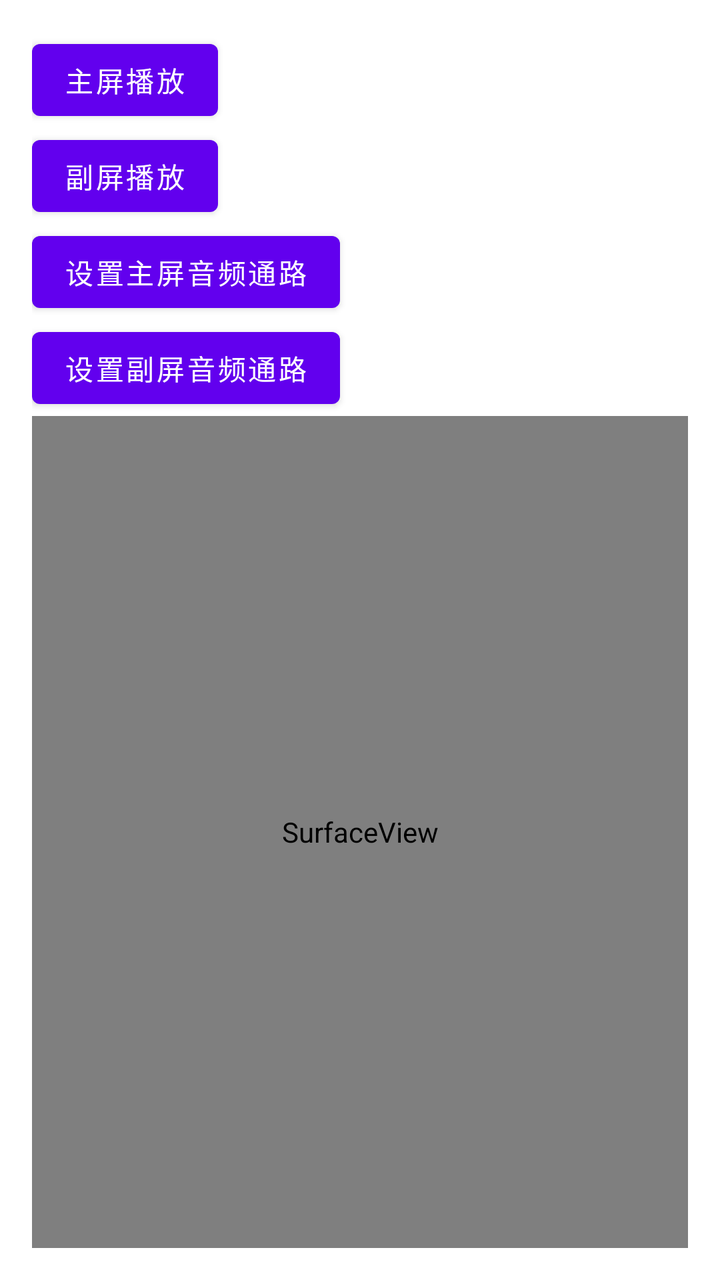
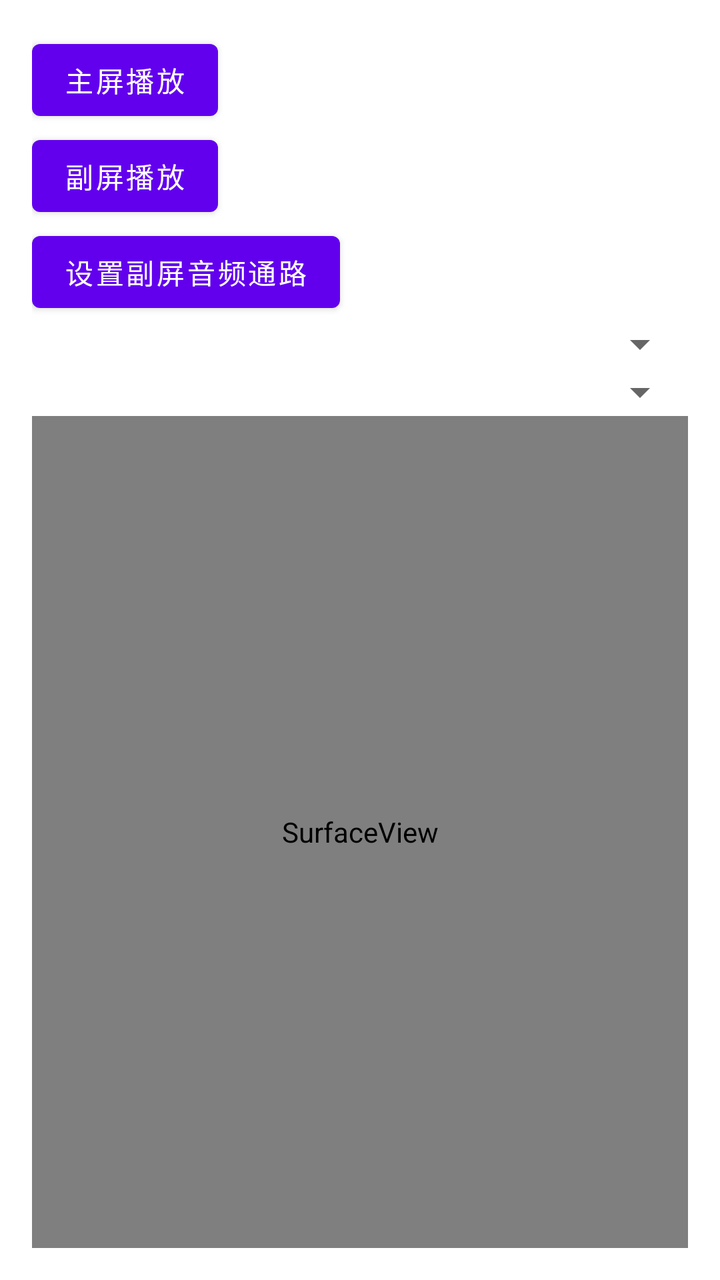

An Android layout rendered at two revisions. The XML below is the earlier revision; the diff shows what the commit changed to produce the second picture.
<!-- AndroidManifest.xml: application theme Theme.DualScreenAndSound -->
<!-- res/layout/activity_main.xml -->
<?xml version="1.0" encoding="utf-8"?>
<LinearLayout xmlns:android="http://schemas.android.com/apk/res/android"
    android:layout_width="match_parent"
    android:layout_height="match_parent"
    android:orientation="vertical"
    android:padding="16dp">
    
    <Button
        android:id="@+id/playButton"
        android:layout_width="wrap_content"
        android:layout_height="wrap_content"
        android:text="@string/displaymanager" />

    <Button
        android:id="@+id/btn_presentation_displaymanager"
        android:layout_width="wrap_content"
        android:layout_height="wrap_content"
        android:text="@string/presentation_displaymanager" />

    <Button
        android:id="@+id/btn_set_audio_device_type"
        android:layout_width="wrap_content"
        android:layout_height="wrap_content"
        android:text="@string/btn_set_audio_device_type" />

    <Button
        android:id="@+id/btn_set_presentation_audio_device_type"
        android:layout_width="wrap_content"
        android:layout_height="wrap_content"
        android:text="@string/btn_set_presentation_audio_device_type" />


    <SurfaceView
        android:id="@+id/surfaceView"
        android:layout_width="match_parent"
        android:layout_height="match_parent" />

</LinearLayout>
<!-- resources referenced by this layout -->
<resources>
  <string name="btn_set_audio_device_type">设置主屏音频通路</string>
  <string name="btn_set_presentation_audio_device_type">设置副屏音频通路</string>
  <string name="displaymanager">主屏播放</string>
  <string name="presentation_displaymanager">副屏播放</string>
  <style name="Theme.DualScreenAndSound" parent="Theme.MaterialComponents.DayNight.DarkActionBar">
          
          <item name="colorPrimary">@color/purple_500</item>
          <item name="colorPrimaryVariant">@color/purple_700</item>
          <item name="colorOnPrimary">@color/white</item>
          
          <item name="colorSecondary">@color/teal_200</item>
          <item name="colorSecondaryVariant">@color/teal_700</item>
          <item name="colorOnSecondary">@color/black</item>
          
          <item name="android:statusBarColor">?attr/colorPrimaryVariant</item>
          
      </style>
  <color name="purple_500">#FF6200EE</color>
  <color name="purple_700">#FF3700B3</color>
  <color name="white">#FFFFFFFF</color>
  <color name="teal_200">#FF03DAC5</color>
  <color name="teal_700">#FF018786</color>
  <color name="black">#FF000000</color>
</resources>

<!-- the commit's change to res/layout/activity_main.xml (unified diff, before → after) -->
@@ -6,7 +6,7 @@
     android:padding="16dp">
     
     <Button
-        android:id="@+id/playButton"
+        android:id="@+id/btn_displaymanager"
         android:layout_width="wrap_content"
         android:layout_height="wrap_content"
         android:text="@string/displaymanager" />
@@ -17,18 +17,25 @@
         android:layout_height="wrap_content"
         android:text="@string/presentation_displaymanager" />
 
-    <Button
-        android:id="@+id/btn_set_audio_device_type"
-        android:layout_width="wrap_content"
-        android:layout_height="wrap_content"
-        android:text="@string/btn_set_audio_device_type" />
+
+
+
+
+
 
     <Button
         android:id="@+id/btn_set_presentation_audio_device_type"
         android:layout_width="wrap_content"
         android:layout_height="wrap_content"
         android:text="@string/btn_set_presentation_audio_device_type" />
-
+    <Spinner
+        android:id="@+id/spinner_audio_devices"
+        android:layout_width="match_parent"
+        android:layout_height="wrap_content"/>
+    <Spinner
+        android:id="@+id/spinner_audio_presentation_devices"
+        android:layout_width="match_parent"
+        android:layout_height="wrap_content"/>
 
     <SurfaceView
         android:id="@+id/surfaceView"
<!-- resource entries referenced after the edit -->
@@ -1,6 +1,5 @@
 <!-- resources referenced by this layout -->
 <resources>
-  <string name="btn_set_audio_device_type">设置主屏音频通路</string>
   <string name="btn_set_presentation_audio_device_type">设置副屏音频通路</string>
   <string name="displaymanager">主屏播放</string>
   <string name="presentation_displaymanager">副屏播放</string>
